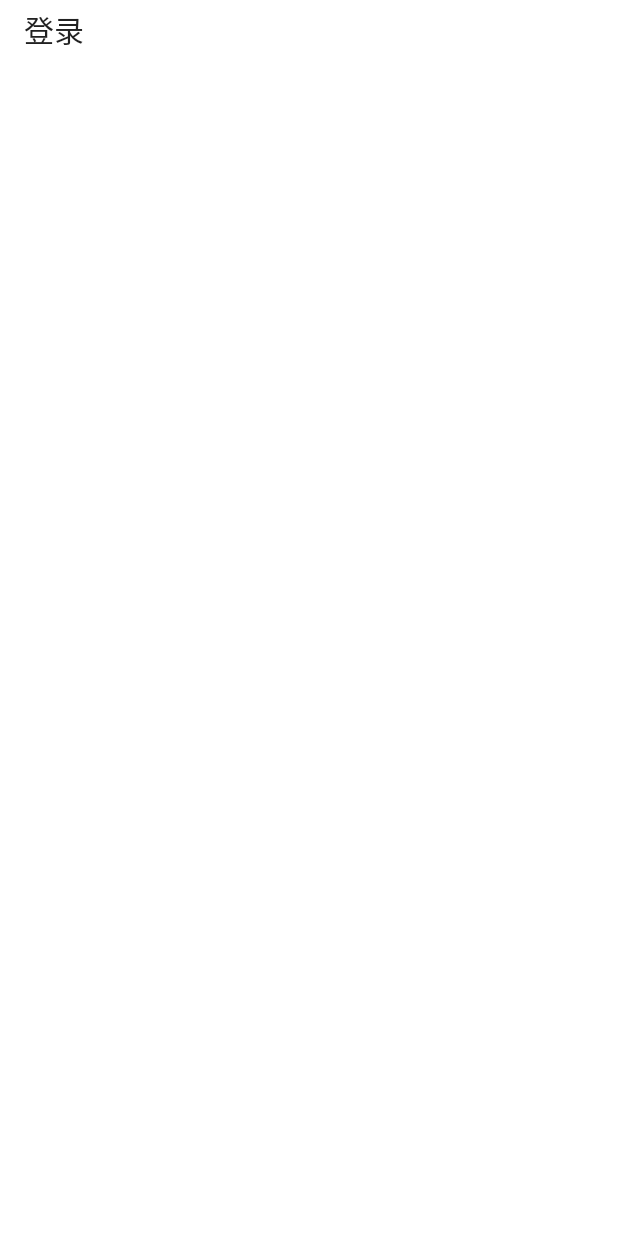
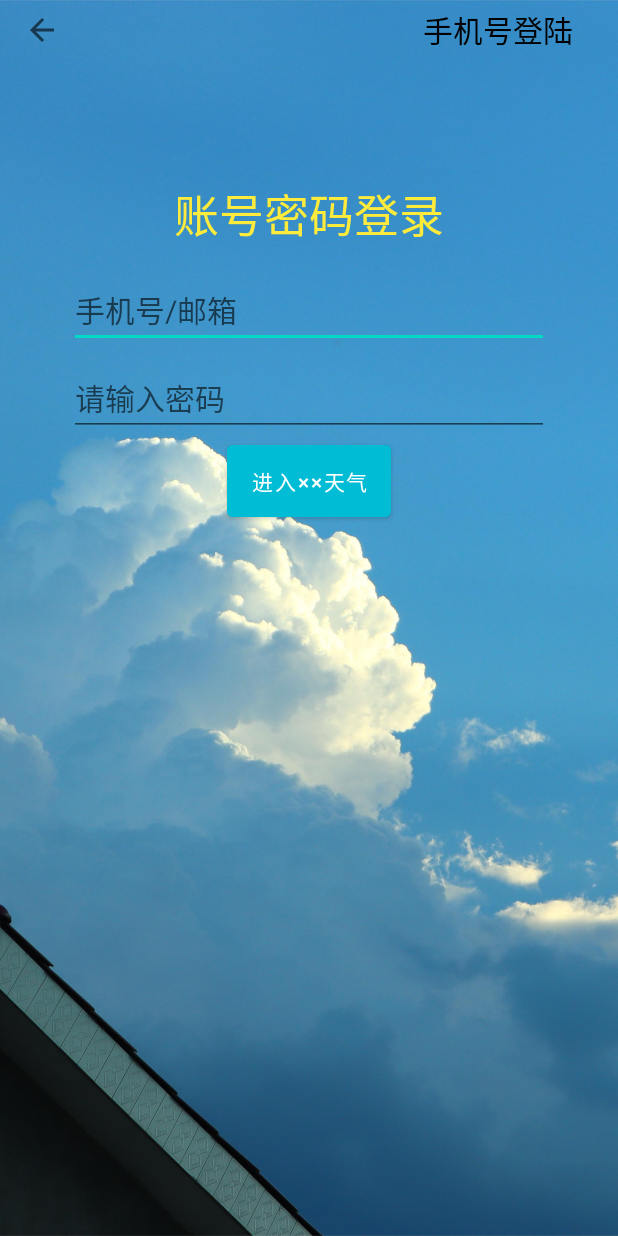
Before and after one commit to JJuprising/ASFinalWork2023, an Android app: the Login screen opened directly, with no data from a screen before it, on a phone screen of 412 x 824 dp. Before the commit the screen is almost empty. Run offline under Robolectric (Android 15) with nearby library versions, the light colour scheme and no system bars.

Commit message:
完善了Login页面
需要启动跳转页面

```diff
--- a/app/src/main/AndroidManifest.xml
+++ b/app/src/main/AndroidManifest.xml
@@ -13,11 +13,11 @@
         android:theme="@style/Theme.ASFinalWork2023"
         tools:targetApi="31">
 
-        <!--    添加了Login登录页的Activity    -->
+        <!--    添加了Login登录页的Activity，name一定要是.Ui.personal.Login的形式    -->
         <activity
             android:name=".ui.personal.Login"
             android:exported="false"
-            android:label="登录"
+            android:label=""
             android:theme="@style/LoginTheme">
             <meta-data
                 android:name="android.app.lib_name"
--- a/app/src/main/java/com/example/asfinalwork2023/ui/personal/Login.kt
+++ b/app/src/main/java/com/example/asfinalwork2023/ui/personal/Login.kt
@@ -2,6 +2,9 @@ package com.example.asfinalwork2023.ui.personal
 
 import androidx.appcompat.app.AppCompatActivity
 import android.os.Bundle
+import android.view.MenuItem
+import android.widget.EditText
+import android.widget.Toast
 import com.example.asfinalwork2023.R
 import kotlinx.android.synthetic.main.activity_login.*
 
@@ -9,6 +12,37 @@ class Login : AppCompatActivity() {
     override fun onCreate(savedInstanceState: Bundle?) {
         super.onCreate(savedInstanceState)
         setContentView(R.layout.activity_login)
+        //设定Toolbar
         setSupportActionBar(loginToorbar)
+        supportActionBar?.let {
+            it.setDisplayHomeAsUpEnabled(true)
+        }
+
+        loginBtn.setOnClickListener {
+            val account:String = accountEdit.text.toString()
+            val password:String = passwordEdit.text.toString()
+            val isValidAccount:Boolean = (android.util.Patterns.EMAIL_ADDRESS.matcher(account).matches())||(android.util.Patterns.PHONE.matcher(account).matches())
+            val isValidPassword:Boolean = password.length > 5 && password.length < 13
+            if(account.isEmpty() || password.isEmpty()){
+                Toast.makeText(this, "账号或密码为空", Toast.LENGTH_SHORT).show();
+            }else if (!isValidAccount || !isValidPassword){
+                Toast.makeText(this, "账号或密码的格式不正确", Toast.LENGTH_SHORT).show()
+            }else{
+
+            }
+        }
+
     }
+
+    //Home按钮，用于返回到登陆页面
+    override fun onOptionsItemSelected(item: MenuItem): Boolean {
+        when(item.itemId){
+            android.R.id.home -> {
+                finish()
+                return true
+            }
+        }
+        return super.onOptionsItemSelected(item)
+    }
+
 }
--- a/app/src/main/res/layout/activity_login.xml
+++ b/app/src/main/res/layout/activity_login.xml
@@ -1,10 +1,20 @@
 <?xml version="1.0" encoding="utf-8"?>
-<androidx.constraintlayout.widget.ConstraintLayout xmlns:android="http://schemas.android.com/apk/res/android"
+<androidx.coordinatorlayout.widget.CoordinatorLayout
+    xmlns:android="http://schemas.android.com/apk/res/android"
     xmlns:app="http://schemas.android.com/apk/res-auto"
     xmlns:tools="http://schemas.android.com/tools"
     android:layout_width="match_parent"
     android:layout_height="match_parent"
+    android:fitsSystemWindows="true"
     tools:context=".ui.personal.Login">
+
+    <ImageView
+        android:id="@+id/loginBackground"
+        android:fitsSystemWindows="true"
+        android:layout_width="match_parent"
+        android:layout_height="match_parent"
+        android:scaleType="centerCrop"
+        android:src="@drawable/loginback3" />
 
     <androidx.appcompat.widget.Toolbar
         android:id="@+id/loginToorbar"
@@ -12,7 +22,58 @@
         android:layout_height="40dp"
         app:layout_collapseMode="pin"
         tools:ignore="MissingConstraints">
-
+        <TextView
+            android:layout_width="wrap_content"
+            android:layout_height="wrap_content"
+            android:layout_gravity="center_vertical|end"
+            android:layout_marginRight="30dp"
+            android:text="手机号登陆"
+            android:textColor="@color/black"
+            android:textSize="20dp" />
     </androidx.appcompat.widget.Toolbar>
 
-</androidx.constraintlayout.widget.ConstraintLayout>
+    <LinearLayout
+        android:layout_width="match_parent"
+        android:layout_height="wrap_content"
+        android:layout_marginTop="120dp"
+        android:orientation="vertical"
+        android:gravity="center_horizontal">
+        <TextView
+            android:layout_width="wrap_content"
+            android:layout_height="wrap_content"
+            android:text="账号密码登录"
+            android:textColor="@color/yellow"
+            android:textSize="30sp" />
+
+        <EditText
+            android:id="@+id/accountEdit"
+            android:layout_width="320dp"
+            android:layout_height="wrap_content"
+            android:layout_marginTop="16dp"
+            android:textColor="@color/black"
+            android:textSize="20sp"
+            android:inputType="textEmailAddress|phone"
+            android:hint="手机号/邮箱" />
+
+        <EditText
+            android:id="@+id/passwordEdit"
+            android:layout_width="320dp"
+            android:layout_height="wrap_content"
+            android:layout_marginTop="8dp"
+            android:textColor="@color/black"
+            android:textSize="20sp"
+            android:inputType="textPassword"
+            android:hint="请输入密码" />
+
+        <Button
+            android:id="@+id/loginBtn"
+            android:layout_width="wrap_content"
+            android:layout_height="60dp"
+            android:backgroundTint="@color/blue"
+            android:text="进入××天气"
+            android:textColor="@color/white"/>
+
+    </LinearLayout>
+
+
+</androidx.coordinatorlayout.widget.CoordinatorLayout>
--- a/app/src/main/res/values-night/themes.xml
+++ b/app/src/main/res/values-night/themes.xml
@@ -17,6 +17,16 @@
 
     <!--  同样给登录页设置没有ActionBar，为了后面设置ToolBar  -->
     <style name="LoginTheme" parent="Theme.MaterialComponents.DayNight.NoActionBar">
-
+        <!-- Primary brand color. -->
+        <item name="colorPrimary">@color/purple_200</item>
+        <item name="colorPrimaryVariant">@color/purple_700</item>
+        <item name="colorOnPrimary">@color/black</item>
+        <!-- Secondary brand color. -->
+        <item name="colorSecondary">@color/teal_200</item>
+        <item name="colorSecondaryVariant">@color/teal_200</item>
+        <item name="colorOnSecondary">@color/black</item>
+        <!-- Status bar color. -->
+        <item name="android:statusBarColor">?attr/colorPrimaryVariant</item>
+        <!-- Customize your theme here. -->
     </style>
 </resources>
--- a/app/src/main/res/values/themes.xml
+++ b/app/src/main/res/values/themes.xml
@@ -23,7 +23,21 @@
 
     <!--  给登录页设置没有ActionBar，为了后面设置ToolBar  -->
     <style name="LoginTheme" parent="Theme.MaterialComponents.DayNight.NoActionBar">
+        <!-- Primary brand color. -->
+        <item name="colorPrimary">@color/purple_500</item>
+        <item name="colorPrimaryVariant">@color/purple_700</item>
+        <item name="colorOnPrimary">@color/white</item>
+        <!-- Secondary brand color. -->
+        <item name="colorSecondary">@color/teal_200</item>
+        <item name="colorSecondaryVariant">@color/teal_700</item>
+        <item name="colorOnSecondary">@color/black</item>
+        <!-- Status bar color. -->
 
+        <!--    这里更改状态栏的颜色   透明@android:color/transparent  -->
+        <item name="android:statusBarColor">@android:color/transparent</item>
+        <!-- Customize your theme here. -->
+
+        <item name="android:navigationBarColor">#00000000</item> <!-- 设置导航栏背景色为透明 -->
     </style>
 
 </resources>
```
Also changed, not shown: app/src/main/res/drawable/loginback3.jpg (added), 3 other files.
